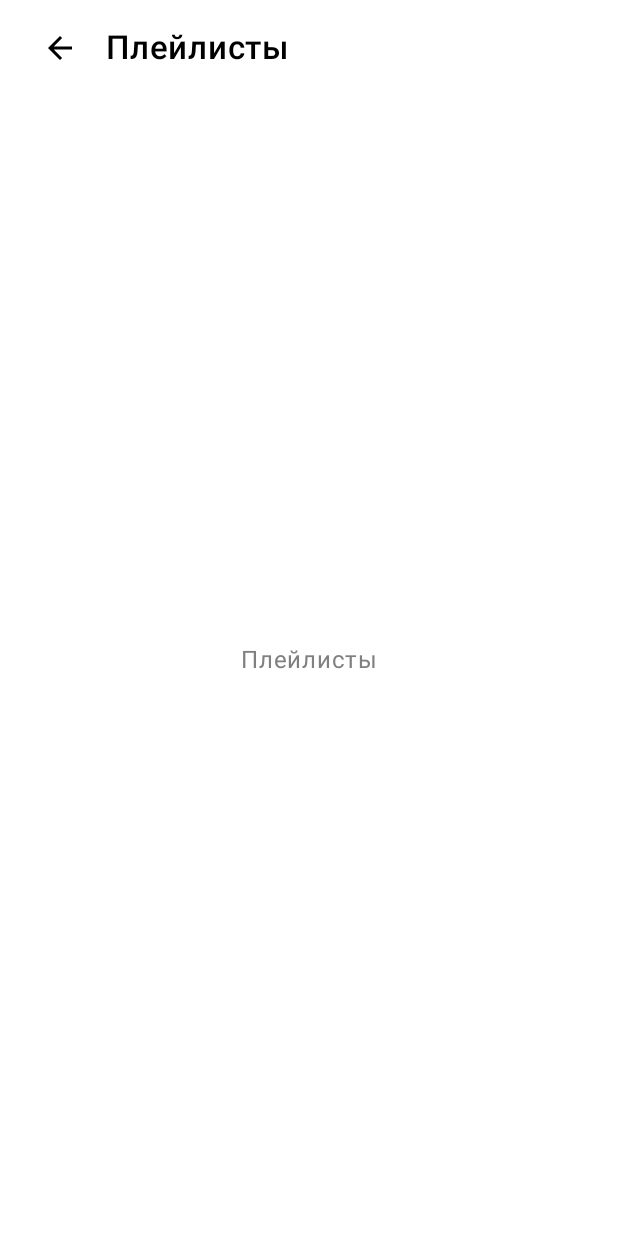
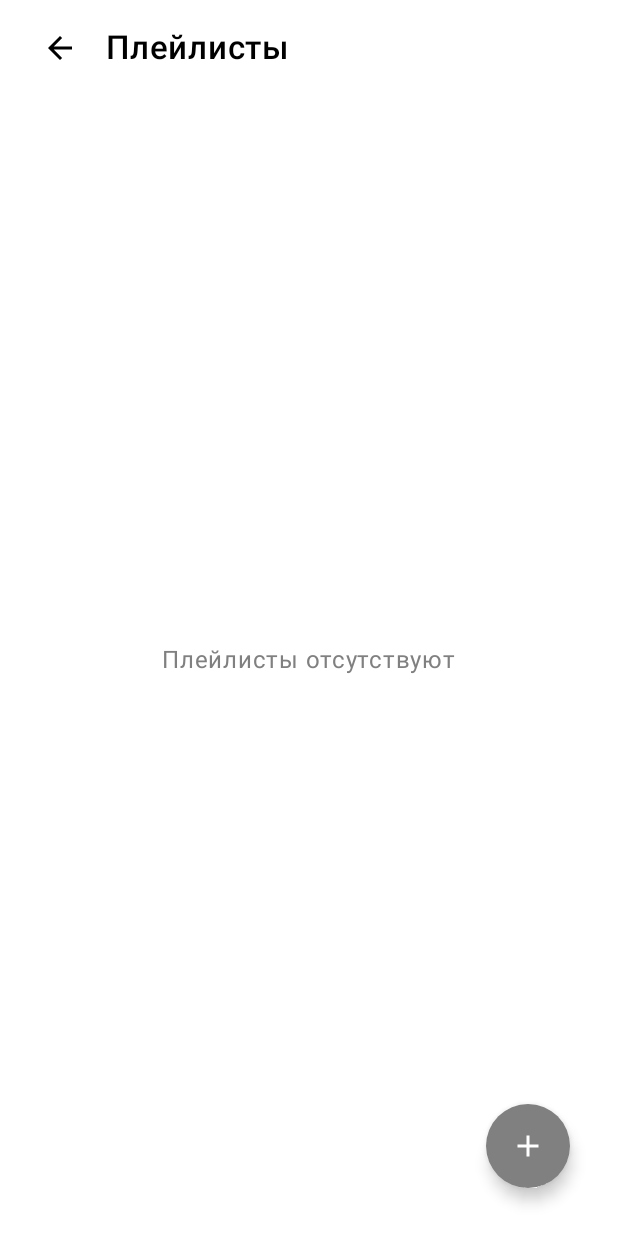
Before and after one commit to Gifanaq/playlist-maker-android-KashapovVladislav, an Android app built with Jetpack Compose: the PlaylistsScreen screen opened through its navigation route, on a phone screen of 412 x 824 dp. Before the commit the screen is almost empty. Run offline under Robolectric (Android 15) with nearby library versions, the phone set to English and light mode, and no system bars.

Commit message:
feat: feat: implement FloatingActionButton and ModalBottomSheet on Playlists screen

```diff
--- a/app/src/main/java/com/example/myapplication/ui/screens/PlaylistsScreen.kt
+++ b/app/src/main/java/com/example/myapplication/ui/screens/PlaylistsScreen.kt
@@ -2,30 +2,40 @@ package com.example.myapplication.ui.screens
 
 import androidx.compose.foundation.background
 import androidx.compose.foundation.layout.*
+import androidx.compose.foundation.shape.CircleShape
+import androidx.compose.material.icons.Icons
+import androidx.compose.material.icons.filled.Add
 import androidx.compose.material3.*
-import androidx.compose.runtime.Composable
+import androidx.compose.runtime.*
 import androidx.compose.ui.Alignment
 import androidx.compose.ui.Modifier
 import androidx.compose.ui.res.painterResource
 import androidx.compose.ui.text.font.FontWeight
+import androidx.compose.ui.text.style.TextAlign
 import androidx.compose.ui.tooling.preview.Preview
 import androidx.compose.ui.unit.dp
 import com.example.myapplication.R
 import com.example.myapplication.ui.common.rememberSettingsScreenResources
 
 
+@OptIn(ExperimentalMaterial3Api::class)
 @Composable
 fun PlaylistsScreen(
     onBackClick: () -> Unit = {}
 ) {
     val resources = rememberSettingsScreenResources()
 
-    Column(
+    // Управление состоянием видимости BottomSheet
+    var showBottomSheet by remember { mutableStateOf(false) }
+    val sheetState = rememberModalBottomSheetState()
+
+    Box(
         modifier = Modifier
             .fillMaxSize()
             .background(resources.white)
             .statusBarsPadding()
     ) {
+        Column(modifier = Modifier.fillMaxSize()) {
             Row(
                 modifier = Modifier
                     .fillMaxWidth()
@@ -60,13 +70,52 @@ fun PlaylistsScreen(
             }
 
             Box(
-            modifier = Modifier.fillMaxSize(),
+                modifier = Modifier.weight(1f).fillMaxWidth(),
                 contentAlignment = Alignment.Center
             ) {
                 Text(
-                text = "Плейлисты",
+                    text = "Плейлисты отсутствуют",
                     color = resources.gray
                 )
+            }
+        }
+
+        FloatingActionButton(
+            modifier = Modifier
+                .padding(32.dp)
+                .align(Alignment.BottomEnd),
+            onClick = { showBottomSheet = true },
+            containerColor = resources.gray,
+            contentColor = resources.white,
+            shape = CircleShape
+        ) {
+            Icon(
+                imageVector = Icons.Filled.Add,
+                contentDescription = "Добавить"
+            )
+        }
+
+        if (showBottomSheet) {
+            ModalBottomSheet(
+                onDismissRequest = { showBottomSheet = false },
+                sheetState = sheetState,
+                containerColor = resources.white
+            ) {
+                Column(
+                    modifier = Modifier
+                        .fillMaxWidth()
+                        .padding(bottom = 64.dp, top = 16.dp),
+                    horizontalAlignment = Alignment.CenterHorizontally
+                ) {
+                    Text(
+                        text = "Это панель BottomSheet",
+                        modifier = Modifier.fillMaxWidth(),
+                        textAlign = TextAlign.Center,
+                        color = resources.black,
+                        fontWeight = FontWeight.Medium
+                    )
+                }
+            }
         }
     }
 }
```
Also changed, not shown: 2 other files. Lines whose indentation alone changed are shown as unchanged.
